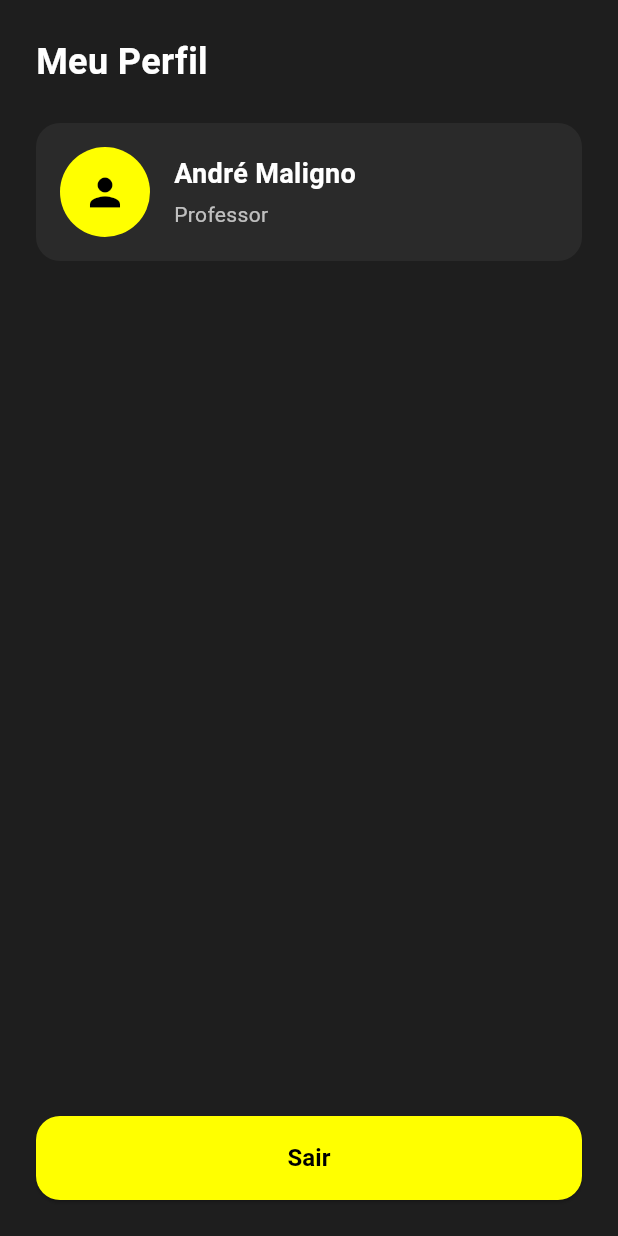
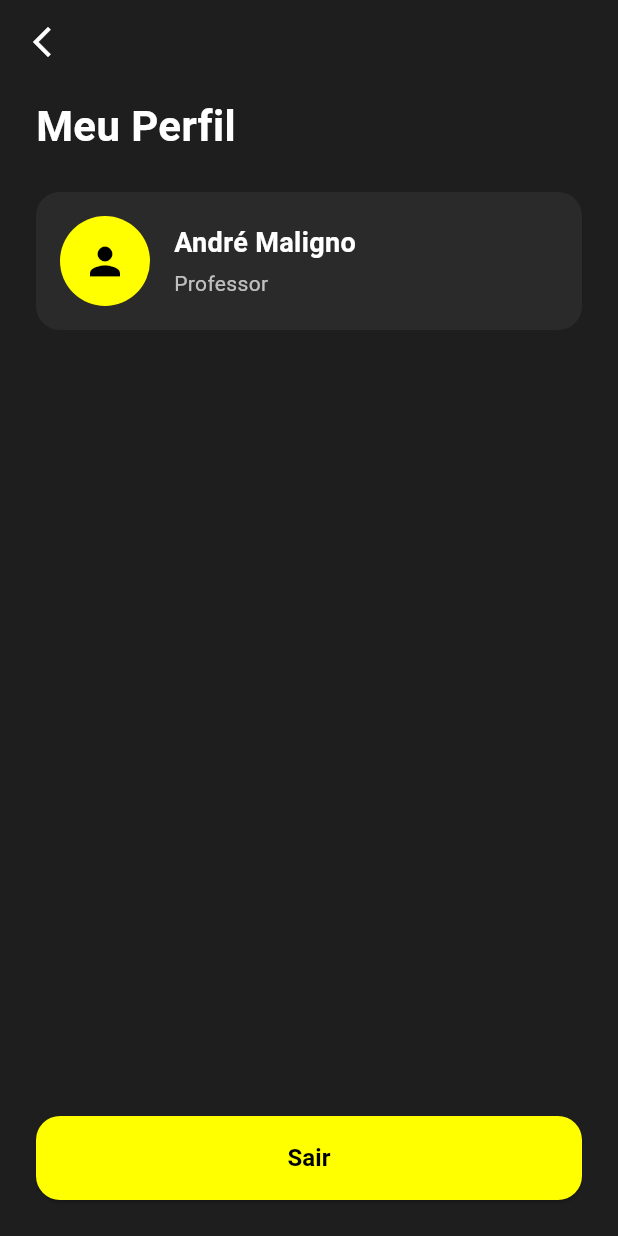
Before and after one commit to otavigoto/Identitas, a Flutter app: the ProfileScreen screen opened directly, on a phone screen of 412 x 824 dp. Run offline on Flutter 3.47's test engine with Material 3 defaults, Android fonts, the phone set to English and light mode, and no system bars.

Commit message:
Adiciona navegação entre telas

```diff
--- a/flutter/lib/screens/profile_screen.dart
+++ b/flutter/lib/screens/profile_screen.dart
@@ -1,4 +1,6 @@
 import 'package:flutter/material.dart';
+
+import '../login_page.dart';
 import 'user_profile_card.dart';
 
 class ProfileScreen extends StatelessWidget {
@@ -8,9 +10,19 @@ class ProfileScreen extends StatelessWidget {
   Widget build(BuildContext context) {
     return Scaffold(
       backgroundColor: const Color(0xFF1E1E1E),
+      appBar: AppBar(
+        backgroundColor: Colors.transparent,
+        elevation: 0,
+        surfaceTintColor: Colors.transparent,
+        leading: IconButton(
+          icon: const Icon(Icons.arrow_back_ios_new, color: Colors.white),
+          tooltip: 'Voltar',
+          onPressed: () => Navigator.of(context).pop(),
+        ),
+      ),
       body: SafeArea(
         child: Padding(
-          padding: const EdgeInsets.all(24.0),
+          padding: const EdgeInsets.symmetric(horizontal: 24.0, vertical: 8.0),
           child: Column(
             crossAxisAlignment: CrossAxisAlignment.start,
             children: [
@@ -18,7 +30,7 @@ class ProfileScreen extends StatelessWidget {
                 'Meu Perfil',
                 style: TextStyle(
                   color: Colors.white,
-                  fontSize: 24,
+                  fontSize: 28,
                   fontWeight: FontWeight.bold,
                 ),
               ),
@@ -31,7 +43,13 @@ class ProfileScreen extends StatelessWidget {
                 width: double.infinity,
                 height: 56,
                 child: ElevatedButton(
-                  onPressed: () {},
+                  onPressed: () {
+                    // Limpa toda a pilha de navegação e volta para a tela de Login
+                    Navigator.of(context).pushAndRemoveUntil(
+                      MaterialPageRoute(builder: (_) => const LoginPage()),
+                      (route) => false,
+                    );
+                  },
                   style: ElevatedButton.styleFrom(
                     backgroundColor: Colors.yellowAccent,
                     shape: RoundedRectangleBorder(
@@ -48,6 +66,7 @@ class ProfileScreen extends StatelessWidget {
                   ),
                 ),
               ),
+              const SizedBox(height: 16),
             ],
           ),
         ),
```
Also changed, not shown: flutter/lib/turmas_page.dart (+16 -0 lines).
